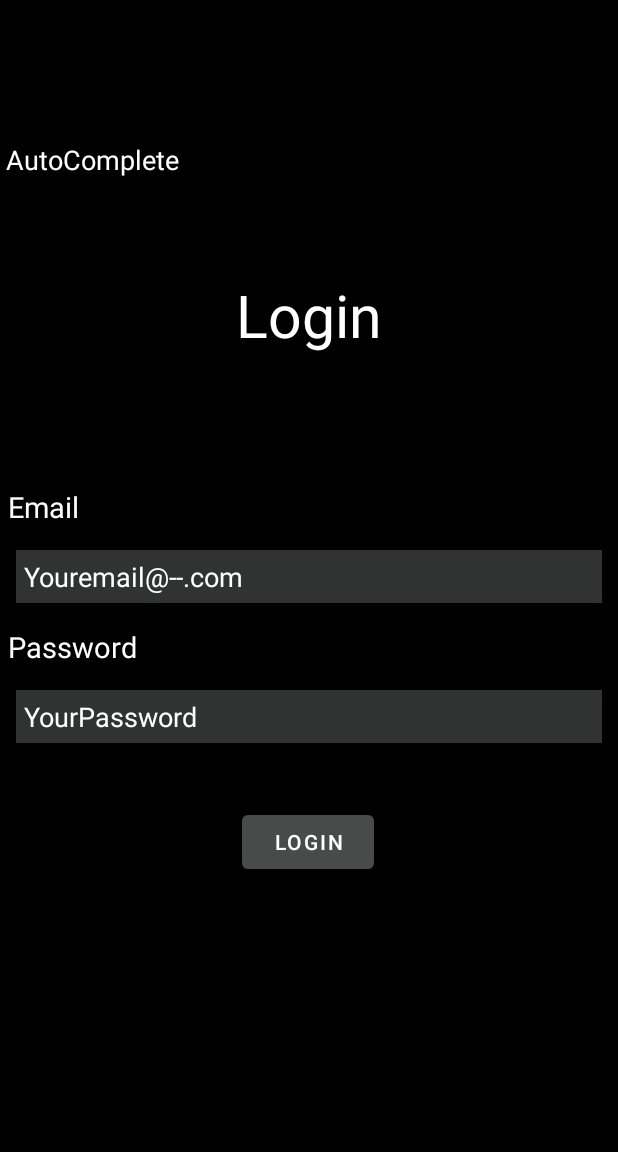
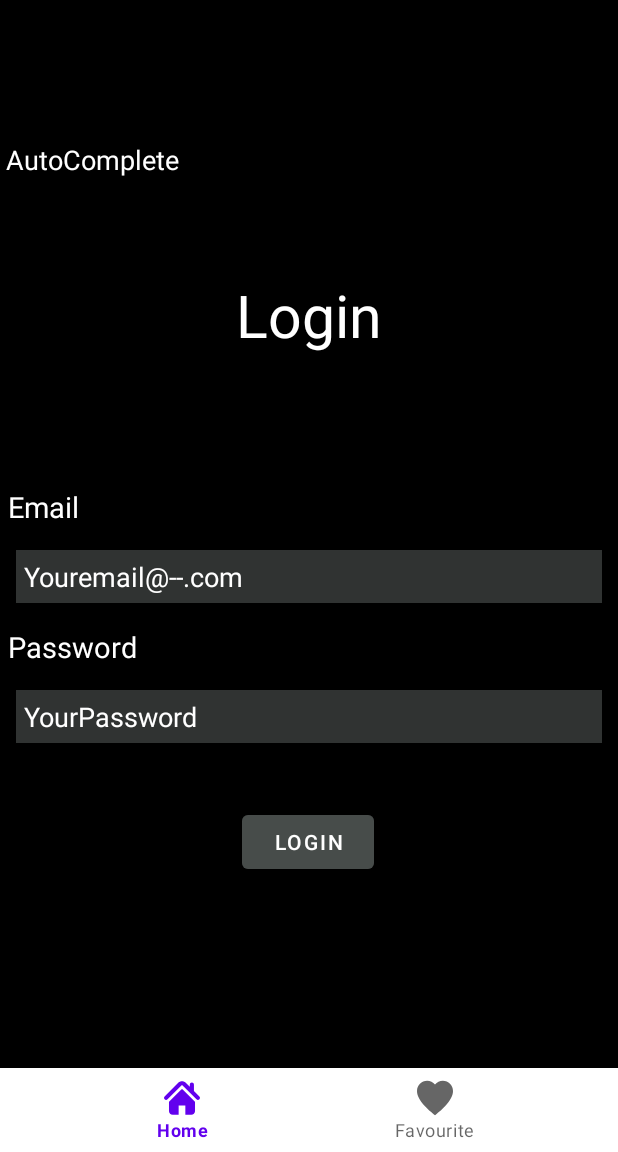
Before and after one commit to MinaKamal99/WWNews-, an Android app: the screen it shows after launch (MainActivity), on a phone screen of 412 x 824 dp, the part 84-1236 px from its top. Run offline under Robolectric (Android 15) with nearby library versions, the phone set to English and light mode, and no system bars; our stand-ins replace Room's generated code, data binding, sdp/ssp sizes.

Commit message:
add bottom navigation (menu)

```diff
--- a/app/src/main/java/com/androidgangs/wwnews/ui/fragment/login/LoginViewModel.kt
+++ b/app/src/main/java/com/androidgangs/wwnews/ui/fragment/login/LoginViewModel.kt
@@ -20,8 +20,7 @@ class LoginViewModel(var authRepo: AuthRepo) : ViewModel() {
 
     private  val TAG = "LoginViewModel"
 
-    fun onClickSave() {
-
+    fun onClickLogin() {
         val resultValidation = validate(user?.email, user?.password)
         if (resultValidation) {
             viewModelScope.launch {
@@ -34,10 +33,8 @@ class LoginViewModel(var authRepo: AuthRepo) : ViewModel() {
                     errorLveData.value = "Error Email"
                 }
             }
-
         }
     }
-
     fun validate(email: String?, password: String?): Boolean {
         if (email.isNullOrEmpty() || password.isNullOrEmpty()) {
             errorLveData.value = "Error invalid username or password"
@@ -47,9 +44,7 @@ class LoginViewModel(var authRepo: AuthRepo) : ViewModel() {
             return false
         } else {
             return true
-
         }
-
     }
 
     override fun onCleared() {
--- /dev/null
+++ b/app/src/main/res/drawable-v24/ic_favorite.xml
@@ -0,0 +1,4 @@
+<vector android:height="20dp" android:viewportHeight="455"
+    android:viewportWidth="455" android:width="20dp" xmlns:android="http://schemas.android.com/apk/res/android">
+    <path android:fillColor="#FF000000" android:pathData="M326.632,10.346c-38.733,0 -74.991,17.537 -99.132,46.92c-24.141,-29.383 -60.399,-46.92 -99.132,-46.92C57.586,10.346 0,67.931 0,138.714c0,55.426 33.049,119.535 98.23,190.546c50.162,54.649 104.729,96.96 120.257,108.626l9.01,6.769l9.009,-6.768c15.53,-11.667 70.099,-53.979 120.26,-108.625C421.95,258.251 455,194.141 455,138.714C455,67.931 397.414,10.346 326.632,10.346z"/>
+</vector>
--- /dev/null
+++ b/app/src/main/res/drawable-v24/ic_home_icon_silhouette.xml
@@ -0,0 +1,5 @@
+<vector android:height="20dp" android:viewportHeight="495.398"
+    android:viewportWidth="495.398" android:width="20dp" xmlns:android="http://schemas.android.com/apk/res/android">
+    <path android:fillColor="#FF000000" android:pathData="M487.083,225.514l-75.08,-75.08V63.704c0,-15.682 -12.708,-28.391 -28.413,-28.391c-15.669,0 -28.377,12.709 -28.377,28.391v29.941L299.31,37.74c-27.639,-27.624 -75.694,-27.575 -103.27,0.05L8.312,225.514c-11.082,11.104 -11.082,29.071 0,40.158c11.087,11.101 29.089,11.101 40.172,0l187.71,-187.729c6.115,-6.083 16.893,-6.083 22.976,-0.018l187.742,187.747c5.567,5.551 12.825,8.312 20.081,8.312c7.271,0 14.541,-2.764 20.091,-8.312C498.17,254.586 498.17,236.619 487.083,225.514z"/>
+    <path android:fillColor="#FF000000" android:pathData="M257.561,131.836c-5.454,-5.451 -14.285,-5.451 -19.723,0L72.712,296.913c-2.607,2.606 -4.085,6.164 -4.085,9.877v120.401c0,28.253 22.908,51.16 51.16,51.16h81.754v-126.61h92.299v126.61h81.755c28.251,0 51.159,-22.907 51.159,-51.159V306.79c0,-3.713 -1.465,-7.271 -4.085,-9.877L257.561,131.836z"/>
+</vector>
--- a/app/src/main/res/layout/activity_main.xml
+++ b/app/src/main/res/layout/activity_main.xml
@@ -6,31 +6,29 @@
     android:layout_height="match_parent"
     tools:context=".MainActivity">
 
-    <androidx.fragment.app.FragmentContainerView
-        android:id="@+id/fragmentContainerView"
-        android:layout_width="match_parent"
-        android:layout_height="match_parent"
-        app:layout_constraintBottom_toBottomOf="parent"
+    <com.google.android.material.bottomnavigation.BottomNavigationView
+        android:id="@+id/menuBar"
+        android:layout_width="0dp"
+        android:layout_height="wrap_content"
+        app:menu="@menu/menu_bar"
         app:layout_constraintEnd_toEndOf="parent"
         app:layout_constraintStart_toStartOf="parent"
-        app:layout_constraintTop_toTopOf="parent"
+        app:layout_constraintBottom_toBottomOf="parent"
         />
-
     <androidx.fragment.app.FragmentContainerView
         android:id="@+id/nav_host_fragment"
         android:name="androidx.navigation.fragment.NavHostFragment"
         android:layout_width="0dp"
         android:layout_height="0dp"
-        app:layout_constraintLeft_toLeftOf="parent"
-        app:layout_constraintRight_toRightOf="parent"
+        app:defaultNavHost="true"
+        app:layout_constraintBottom_toBottomOf="parent"
+        app:layout_constraintEnd_toEndOf="parent"
+        app:layout_constraintStart_toStartOf="parent"
         app:layout_constraintTop_toTopOf="parent"
-        app:layout_constraintBottom_toBottomOf="parent"
-
-        app:defaultNavHost="true"
-        app:navGraph="@navigation/nav_graph" />
+        app:navGraph="@navigation/nav_graph" >
 
 
-
+    </androidx.fragment.app.FragmentContainerView>
 
 
 </androidx.constraintlayout.widget.ConstraintLayout>
--- a/app/src/main/res/layout/login_fragment.xml
+++ b/app/src/main/res/layout/login_fragment.xml
@@ -8,12 +8,10 @@
             name="viewModel"
             type="com.androidgangs.wwnews.ui.fragment.login.LoginViewModel" />
     </data>
-
     <FrameLayout
         android:layout_width="match_parent"
         android:layout_height="match_parent"
         tools:context=".ui.fragment.login.LoginFragment">
-
 
         <androidx.constraintlayout.widget.ConstraintLayout
             android:layout_width="match_parent"
@@ -114,7 +112,7 @@
                 app:layout_constraintStart_toStartOf="parent"
                 app:layout_constraintTop_toBottomOf="@+id/editTextPassword"
                 android:backgroundTint="@color/gray_light"
-                android:onClick="@{()->viewModel.onClickSave()}" />
+                android:onClick="@{()->viewModel.onClickLogin()}" />
 
             <androidx.appcompat.widget.AppCompatAutoCompleteTextView
                 android:layout_width="0dp"
--- /dev/null
+++ b/app/src/main/res/menu/menu_bar.xml
@@ -0,0 +1,8 @@
+<?xml version="1.0" encoding="utf-8"?>
+<menu xmlns:android="http://schemas.android.com/apk/res/android">
+
+    <item android:id="@+id/home" android:title="Home"  android:icon="@drawable/ic_home_icon_silhouette"></item>
+
+    <item android:id="@+id/favo" android:title="Favourite" android:icon="@drawable/ic_favorite"></item>
+
+</menu>
```
Also changed, not shown: app/src/main/java/com/androidgangs/wwnews/MainActivity.kt (+35 -7 lines), app/src/main/java/com/androidgangs/wwnews/ui/fragment/login/FavouriteFragment.kt (added, +31 -0 lines), app/src/main/java/com/androidgangs/wwnews/ui/fragment/login/FavouriteViewModel.kt (added, +7 -0 lines), app/src/main/res/layout/favourite_fragment.xml (added, +15 -0 lines).
